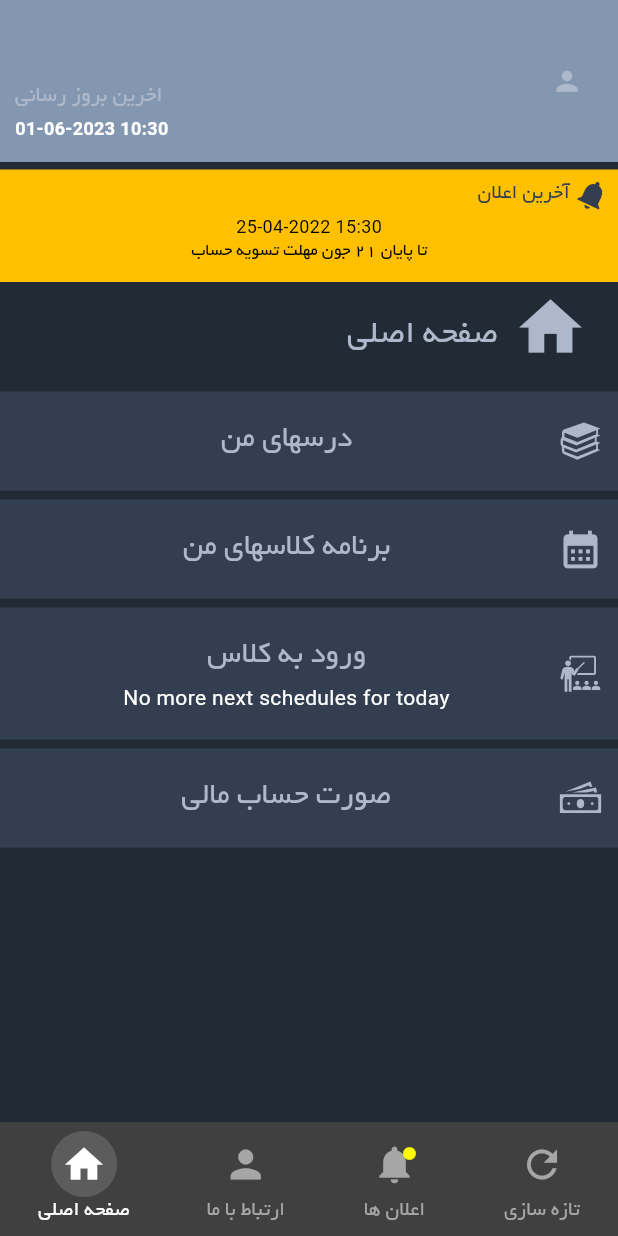
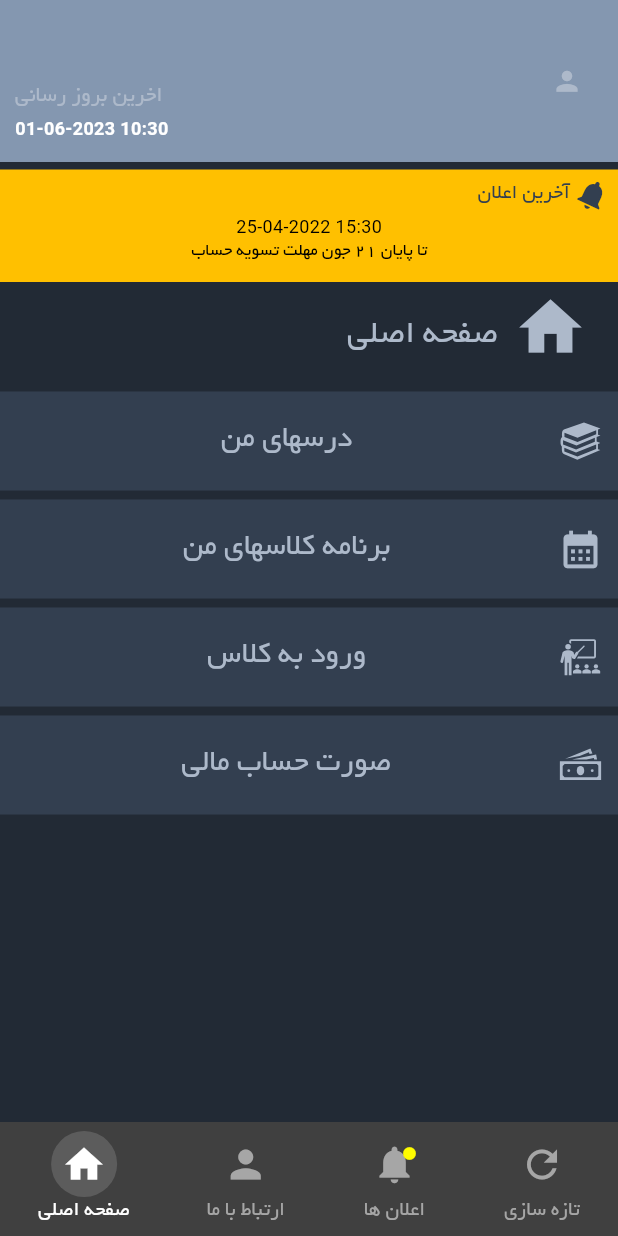
Before and after one commit to SmartDevStar/rntstudentsapp-flutter-node, a Flutter app: the RootPage screen opened directly, on a phone screen of 412 x 824 dp. Run offline on Flutter 3.47's test engine with Material 2 defaults, Android fonts, the phone set to English and light mode, and no system bars; our stand-ins replace flutter_svg, shared_preferences; accounts and stored records are empty; network calls fail; key blocks and very long unbroken strings in the code were emptied for the run.

Commit message:
fix classID in add class request, removed today's next class in home page

```diff
--- a/lib/screens/root.dart
+++ b/lib/screens/root.dart
@@ -441,7 +441,7 @@ class _RootPageState extends State<RootPage> {
   ) async {
     String url = "$serverDomain/api/courses/addclass";
     Map body = {
-      "classID": _activeClassID  ?? 0,
+      "classID": _activeClassID  ?? -1,
       "sessionDateTime": sessionDateTime,
       "sessionStartingTime": sessionStartingTime,
       "sessionDuration": sessionDuration,
@@ -1047,24 +1047,6 @@ class _RootPageState extends State<RootPage> {
                                   ),
                                 ),
                               ),
-                              isDataLoading['myClasses']!
-                                  ? const LoadingView()
-                                  : Padding(
-                                      padding: const EdgeInsets.only(top: 2.0),
-                                      child: Text(
-                                        todayNextClasses.isNotEmpty
-                                            ? todayNextClasses[0]
-                                                .sessionDateTime!
-                                            : "No more next schedules for today",
-                                        textAlign: TextAlign.center,
-                                        style: TextStyle(
-                                          fontSize: 14,
-                                          fontFamily: 'Roboto',
-                                          color: convertHexToColor(
-                                              _themes[0].datafontColor!),
-                                        ),
-                                      ),
-                                    ),
                             ],
                           ),
                         ),
@@ -1557,7 +1539,7 @@ class _RootPageState extends State<RootPage> {
   Widget _buildMyClassSchedulePage() {
     List<Class> myClasses =
         getClassesByCourseID(stClasses, _activeCourse.courseID!);
-    _activeClassID = myClasses.isNotEmpty ? myClasses[0].classID : 0;
+    _activeClassID = myClasses.isNotEmpty ? myClasses[0].classID : -1;
     return Column(
       children: [
         LastNotificationSection(
@@ -1574,10 +1556,20 @@ class _RootPageState extends State<RootPage> {
           labelColor: convertHexToColor(_themes[0].labelFontColor!),
           dataColor: convertHexToColor(_themes[0].datafontColor!),
           onAddClass: () {
-            setState(() {
-              _activePageIdx = 13;
-              _pageTrack.add(13);
-            });
+            if (_activeClassID == -1) {
+              ScaffoldMessenger.of(context).hideCurrentSnackBar();
+              ScaffoldMessenger.of(context).showSnackBar(const SnackBar(
+                content: Text(
+                  "Couldn't create class for this course",
+                  style: TextStyle(color: Colors.red),
+                ),
+              ));
+            } else {
+              setState(() {
+                _activePageIdx = 13;
+                _pageTrack.add(13);
+              });
+            }
           },
         ),
         Expanded(
```
